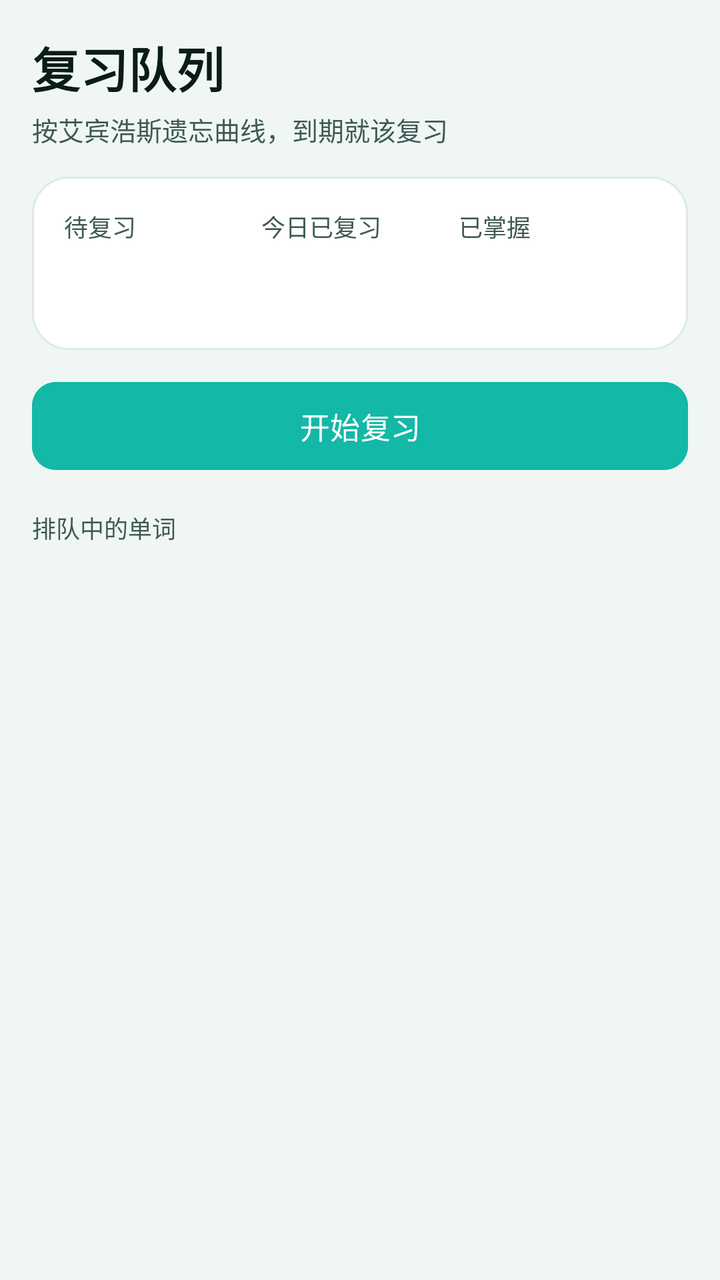
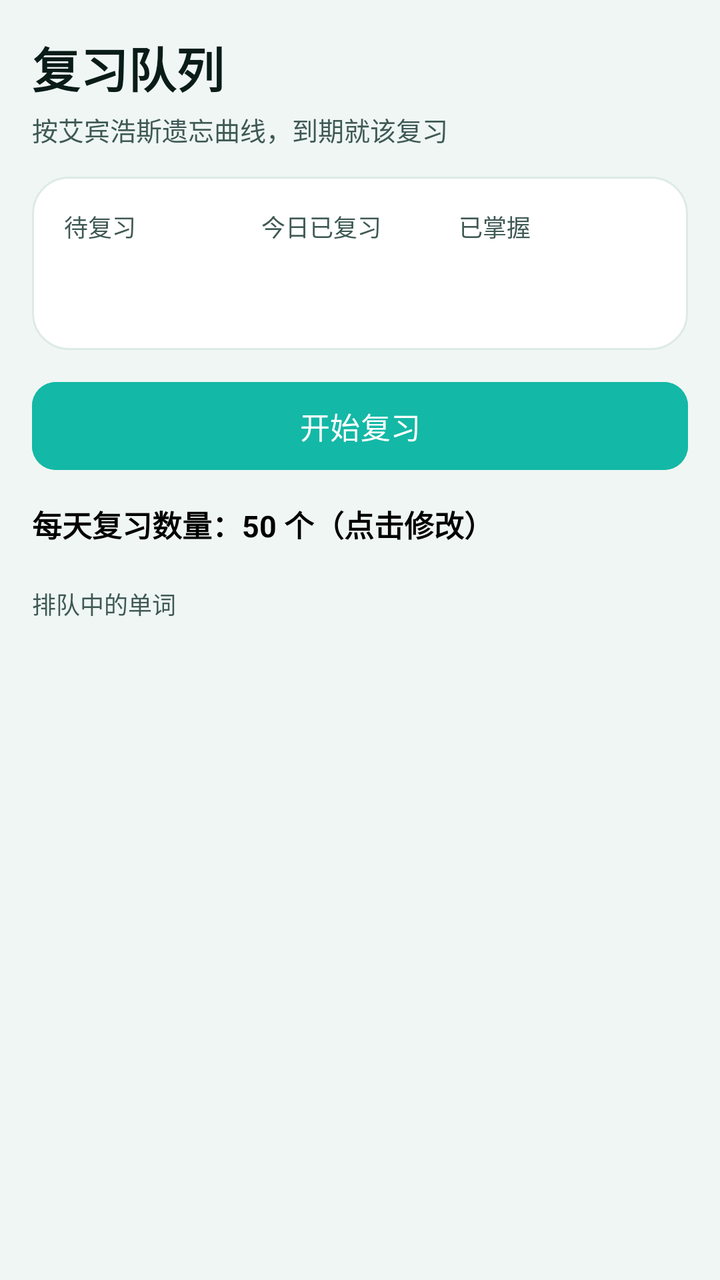

Screens rendered from an Android XML layout before and after an edit, with the pre-edit source and the edit as a unified diff.
<!-- AndroidManifest.xml: application theme Theme.Dancijiyi -->
<!-- res/layout/fragment_review.xml -->
<?xml version="1.0" encoding="utf-8"?>
<LinearLayout xmlns:android="http://schemas.android.com/apk/res/android"
    xmlns:app="http://schemas.android.com/apk/res-auto"
    android:layout_width="match_parent"
    android:layout_height="match_parent"
    android:background="@color/bg"
    android:orientation="vertical"
    android:paddingLeft="16dp"
    android:paddingTop="16dp"
    android:paddingRight="16dp"
    android:paddingBottom="10dp">

    <TextView
        android:layout_width="wrap_content"
        android:layout_height="wrap_content"
        android:text="复习队列"
        android:textColor="@color/text_primary"
        android:textSize="24sp"
        android:textStyle="bold" />

    <TextView
        android:layout_width="wrap_content"
        android:layout_height="wrap_content"
        android:layout_marginTop="4dp"
        android:text="按艾宾浩斯遗忘曲线，到期就该复习"
        android:textColor="@color/text_secondary"
        android:textSize="13sp" />

    <LinearLayout
        android:layout_width="match_parent"
        android:layout_height="wrap_content"
        android:layout_marginTop="14dp"
        android:background="@drawable/bg_card"
        android:orientation="horizontal"
        android:padding="16dp">

        <LinearLayout
            android:layout_width="0dp"
            android:layout_height="wrap_content"
            android:layout_weight="1"
            android:orientation="vertical">

            <TextView
                android:layout_width="wrap_content"
                android:layout_height="wrap_content"
                android:text="待复习"
                android:textColor="@color/text_secondary"
                android:textSize="12sp" />

            <TextView
                android:id="@+id/tvDueCount"
                android:layout_width="wrap_content"
                android:layout_height="wrap_content"
                android:layout_marginTop="2dp"
                android:textColor="@color/brand"
                android:textSize="26sp"
                android:textStyle="bold" />
        </LinearLayout>

        <LinearLayout
            android:layout_width="0dp"
            android:layout_height="wrap_content"
            android:layout_weight="1"
            android:orientation="vertical">

            <TextView
                android:layout_width="wrap_content"
                android:layout_height="wrap_content"
                android:text="今日已复习"
                android:textColor="@color/text_secondary"
                android:textSize="12sp" />

            <TextView
                android:id="@+id/tvReviewedToday"
                android:layout_width="wrap_content"
                android:layout_height="wrap_content"
                android:layout_marginTop="2dp"
                android:textColor="@color/accent_text"
                android:textSize="26sp"
                android:textStyle="bold" />
        </LinearLayout>

        <LinearLayout
            android:layout_width="0dp"
            android:layout_height="wrap_content"
            android:layout_weight="1"
            android:orientation="vertical">

            <TextView
                android:layout_width="wrap_content"
                android:layout_height="wrap_content"
                android:text="已掌握"
                android:textColor="@color/text_secondary"
                android:textSize="12sp" />

            <TextView
                android:id="@+id/tvMastered"
                android:layout_width="wrap_content"
                android:layout_height="wrap_content"
                android:layout_marginTop="2dp"
                android:textColor="@color/text_primary"
                android:textSize="26sp"
                android:textStyle="bold" />
        </LinearLayout>
    </LinearLayout>

    <com.google.android.material.button.MaterialButton
        android:id="@+id/btnStartReview"
        android:layout_width="match_parent"
        android:layout_height="52dp"
        android:layout_marginTop="12dp"
        android:backgroundTint="@color/brand_mid"
        android:text="开始复习"
        android:textColor="@color/white"
        android:textSize="15sp"
        app:cornerRadius="12dp" />

    <TextView
        android:id="@+id/tvQueueLabel"
        android:layout_width="wrap_content"
        android:layout_height="wrap_content"
        android:layout_marginTop="16dp"
        android:layout_marginBottom="8dp"
        android:text="排队中的单词"
        android:textColor="@color/text_secondary"
        android:textSize="12sp" />

    <FrameLayout
        android:layout_width="match_parent"
        android:layout_height="0dp"
        android:layout_weight="1">

        <androidx.recyclerview.widget.RecyclerView
            android:id="@+id/rvQueue"
            android:layout_width="match_parent"
            android:layout_height="match_parent"
            android:clipToPadding="false"
            android:scrollbars="none" />

        <LinearLayout
            android:id="@+id/emptyView"
            android:layout_width="match_parent"
            android:layout_height="match_parent"
            android:gravity="center"
            android:orientation="vertical"
            android:visibility="gone">

            <TextView
                android:layout_width="wrap_content"
                android:layout_height="wrap_content"
                android:text="队列已清空"
                android:textColor="@color/text_primary"
                android:textSize="17sp"
                android:textStyle="bold" />

            <TextView
                android:layout_width="wrap_content"
                android:layout_height="wrap_content"
                android:layout_marginTop="6dp"
                android:text="现在没有到期单词，可以去词库添加新词"
                android:textColor="@color/text_secondary"
                android:textSize="13sp" />
        </LinearLayout>
    </FrameLayout>
</LinearLayout>
<!-- resources referenced by this layout -->
<resources>
  <color name="accent_text">#B45309</color>
  <color name="bg">#EFF6F4</color>
  <color name="brand">#0F766E</color>
  <color name="brand_mid">#14B8A6</color>
  <color name="text_primary">#0A1C18</color>
  <color name="text_secondary">#3F5954</color>
  <color name="white">#FFFFFFFF</color>
  <!-- drawable bg_card (drawable) -->
  <?xml version="1.0" encoding="utf-8"?>
  <shape xmlns:android="http://schemas.android.com/apk/res/android"
      android:shape="rectangle">
      <solid android:color="@color/surface" />
      <corners android:radius="18dp" />
      <stroke android:width="1dp" android:color="@color/card_stroke" />
  </shape>
  <style name="Theme.Dancijiyi" parent="Base.Theme.Dancijiyi" />
  <color name="surface">#FFFFFFFF</color>
  <color name="card_stroke">#DEEAE7</color>
  <style name="Base.Theme.Dancijiyi" parent="Theme.Material3.Light.NoActionBar">
          <item name="colorPrimary">@color/brand</item>
          <item name="colorOnPrimary">@color/white</item>
          <item name="colorPrimaryContainer">@color/brand_light</item>
          <item name="colorOnPrimaryContainer">@color/brand_dark</item>
          <item name="colorSecondary">@color/accent</item>
          <item name="colorOnSecondary">@color/white</item>
          <item name="colorSurface">@color/surface</item>
          <item name="android:colorBackground">@color/bg</item>
          <item name="colorOnSurface">@color/text_primary</item>
          <item name="colorOnSurfaceVariant">@color/text_secondary</item>
          <item name="android:textColorPrimary">@color/text_primary</item>
          <item name="android:textColorSecondary">@color/text_secondary</item>
          <item name="android:statusBarColor">@android:color/transparent</item>
          <item name="android:navigationBarColor">@android:color/transparent</item>
          <item name="android:windowLightStatusBar">true</item>
          <item name="android:windowLightNavigationBar">true</item>
      </style>
  <color name="brand_light">#CCFBF1</color>
  <color name="brand_dark">#0B4F4A</color>
  <color name="accent">#F59E0B</color>
</resources>

<!-- the commit's change to res/layout/fragment_review.xml (unified diff, before → after) -->
@@ -116,6 +116,18 @@
         app:cornerRadius="12dp" />
 
     <TextView
+        android:id="@+id/tvQuotaPicker"
+        android:layout_width="wrap_content"
+        android:layout_height="wrap_content"
+        android:layout_marginTop="8dp"
+        android:paddingTop="4dp"
+        android:paddingBottom="4dp"
+        android:text="每天复习数量：50 个（点击修改）"
+        android:textColor="@color/text_black"
+        android:textSize="15sp"
+        android:textStyle="bold" />
+
+    <TextView
         android:id="@+id/tvQueueLabel"
         android:layout_width="wrap_content"
         android:layout_height="wrap_content"
<!-- resource entries referenced after the edit -->
@@ -4,6 +4,7 @@
   <color name="bg">#EFF6F4</color>
   <color name="brand">#0F766E</color>
   <color name="brand_mid">#14B8A6</color>
+  <color name="text_black">#FF000000</color>
   <color name="text_primary">#0A1C18</color>
   <color name="text_secondary">#3F5954</color>
   <color name="white">#FFFFFFFF</color>
